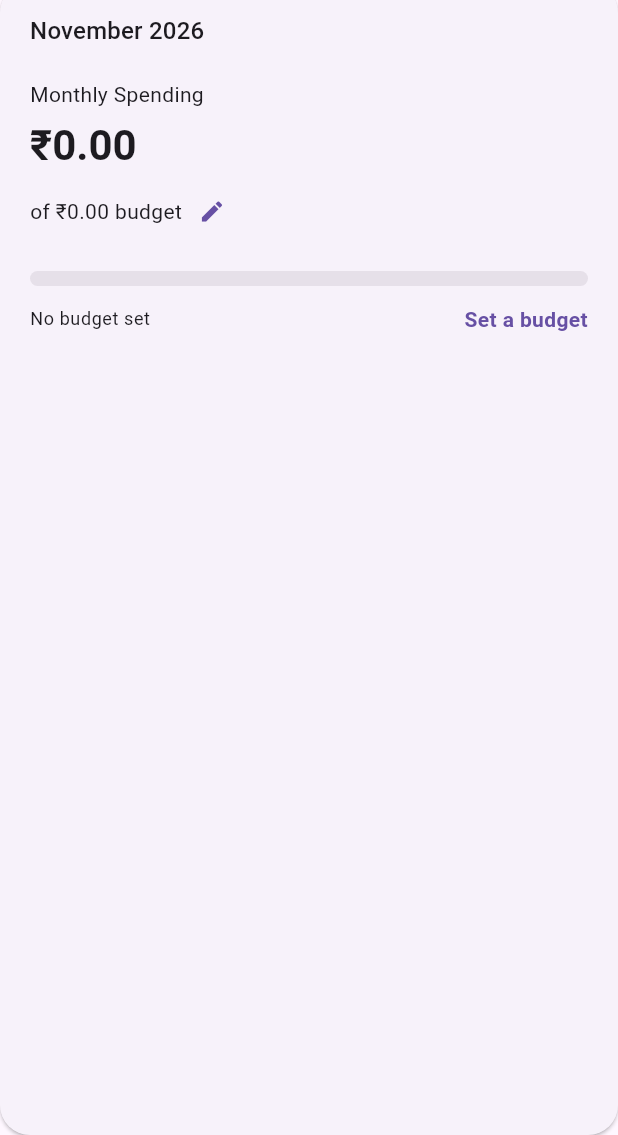
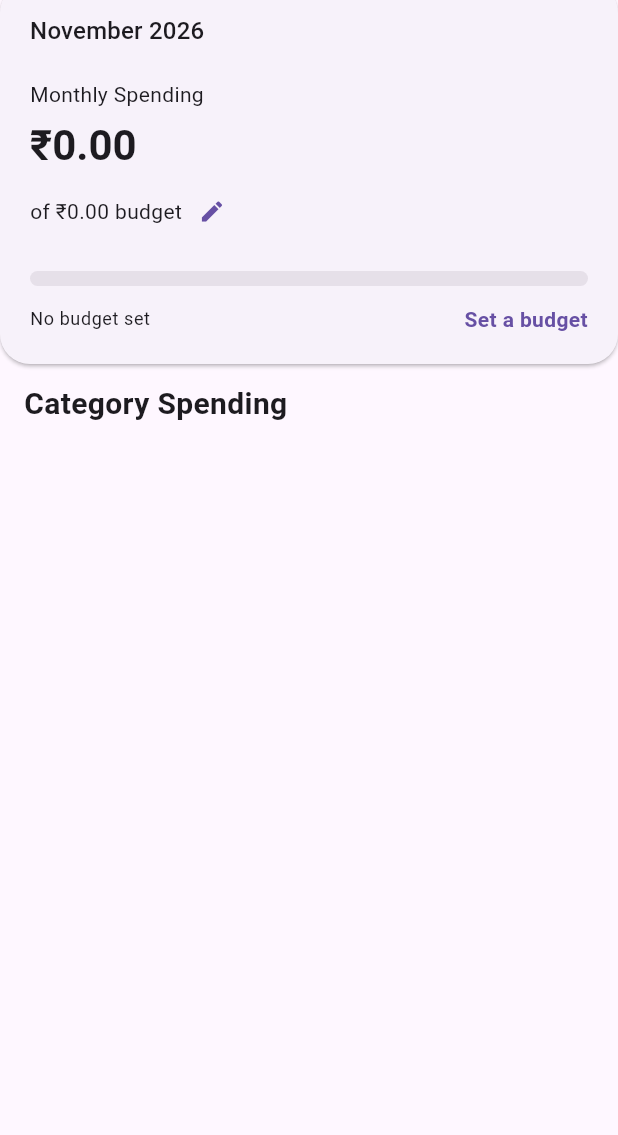
Before and after one commit to TaranSingh-111/SpendLens, a Flutter app: the DashboardPage screen opened directly, on a phone screen of 412 x 824 dp, the part 101-1236 px from its top. Run offline on Flutter 3.47's test engine with Material 3 defaults, Android fonts, the phone set to English and light mode, and no system bars; our stand-ins replace dio, flutter_bloc, flutter_secure_storage, freezed_annotation; missing offline and left inert: dart:ffi; accounts and stored records are empty; network calls fail.

Commit message:
feat(dashboard): add show categorized amount cards

```diff
--- a/lib/features/dashboard/presentation/pages/dashboard_page.dart
+++ b/lib/features/dashboard/presentation/pages/dashboard_page.dart
@@ -8,9 +8,13 @@
 
 import '../../../budget/presentation/bloc/budget_bloc.dart';
 import '../../../budget/presentation/bloc/budget_event.dart';
+import '../../../categories/presentation/bloc/categories_bloc.dart';
+import '../../../categories/presentation/bloc/categories_event.dart';
+import '../../../categories/presentation/bloc/categories_state.dart';
 import '../../../expenses/presentation/bloc/expenses_state.dart';
 
 import '../widgets/budget_dialog.dart';
+import '../widgets/category_spending_grid.dart';
 
 class DashboardPage extends StatefulWidget {
   const DashboardPage({super.key});
@@ -20,13 +24,21 @@
 }
 
 class _DashboardPageState extends State<DashboardPage> {
-
   @override
-  void initState(){
+  void initState() {
     super.initState();
 
+    final now = DateTime.now();
+
     context.read<BudgetBloc>().add(
-      BudgetEvent.loadBudget(year: DateTime.now().year, month: DateTime.now().month),
+      BudgetEvent.loadBudget(year: now.year, month: now.month),
+    );
+
+    context.read<CategoriesBloc>().add(
+      CategoriesEvent.loadCategoriesTotal(
+          startDate: DateTime(now.year, now.month, 1),
+          endDate: DateTime(now.year, now.month + 1, 1)
+      )
     );
   }
 
@@ -40,24 +52,49 @@
             return const Center(child: CircularProgressIndicator());
           }
 
-          final monthlySpending = calculateMonthlySpending(expenseState.expenses);
+          final monthlySpending = calculateMonthlySpending(
+            expenseState.expenses,
+          );
 
-          return BlocBuilder<BudgetBloc, BudgetState>(
-              builder: (context, budgetState){
-                if(budgetState.loadStatus == BudgetLoadStatus.loading){
-                  return const Center(child: CircularProgressIndicator(),);
+          return SingleChildScrollView(
+            child: Column(
+              crossAxisAlignment: CrossAxisAlignment.start,
+              children: [
+                //budget card
+                BlocBuilder<BudgetBloc, BudgetState>(
+                  builder: (context, budgetState) {
+                    if (budgetState.loadStatus == BudgetLoadStatus.loading) {
+                      return const Center(child: CircularProgressIndicator());
                     }
 
                     final monthlyBudget = budgetState.budget?.amount ?? 0.0;
-
 
                     return SpendingCard(
                       monthlySpending: monthlySpending,
                       monthlyBudget: monthlyBudget,
                       onSetBudget: _showBudgetDialog,
                     );
-              }
+                  },
+                ),
 
+                const Padding(
+                  padding: EdgeInsets.symmetric(horizontal: 16, vertical: 12),
+                  child: Text(
+                    'Category Spending',
+                    style: TextStyle(fontSize: 20, fontWeight: FontWeight.bold),
+                  ),
+                ),
+
+                // Category spending cards
+                BlocBuilder<CategoriesBloc, CategoriesState>(
+                  builder: (context, categoryState) {
+                    return CategorySpendingGrid(
+                      totals: categoryState.categoryTotals,
+                    );
+                  },
+                ),
+              ],
+            ),
           );
         },
       ),
--- /dev/null
+++ b/lib/features/dashboard/presentation/widgets/category_spending_grid.dart
@@ -0,0 +1,48 @@
+import 'package:flutter/material.dart';
+import 'package:flutter_bloc/flutter_bloc.dart';
+
+import '../../../categories/domain/entities/category.dart';
+import '../../../categories/presentation/bloc/categories_bloc.dart';
+import '../../../categories/presentation/bloc/categories_state.dart';
+import '../../../expenses/domain/entities/expense.dart';
+import 'category_card.dart';
+
+class CategorySpendingGrid extends StatelessWidget {
+  final Map<String, double> totals;
+
+  const CategorySpendingGrid({
+    super.key,
+    required this.totals,
+  });
+
+  @override
+  Widget build(BuildContext context) {
+    final categories = totals.keys.toList();
+    return BlocBuilder<CategoriesBloc, CategoriesState>(
+      builder: (context, state) {
+        return GridView.builder(
+          shrinkWrap: true,
+          physics: const NeverScrollableScrollPhysics(),
+          padding: const EdgeInsets.all(8),
+          itemCount: categories.length,
+          gridDelegate:
+          const SliverGridDelegateWithFixedCrossAxisCount(
+            crossAxisCount: 2,
+            crossAxisSpacing: 12,
+            mainAxisSpacing: 12,
+            childAspectRatio: 1.5,
+          ),
+          itemBuilder: (context, index) {
+            final category = categories[index];
+            final total = totals[category] ?? 0.0;
+
+            return CategoryCard(
+              category: category,
+              total: total,
+            );
+          },
+        );
+      },
+    );
+  }
+}
```
Also changed, not shown: lib/features/dashboard/presentation/widgets/category_card.dart (added, +56 -0 lines). Lines whose indentation alone changed are shown as unchanged.
